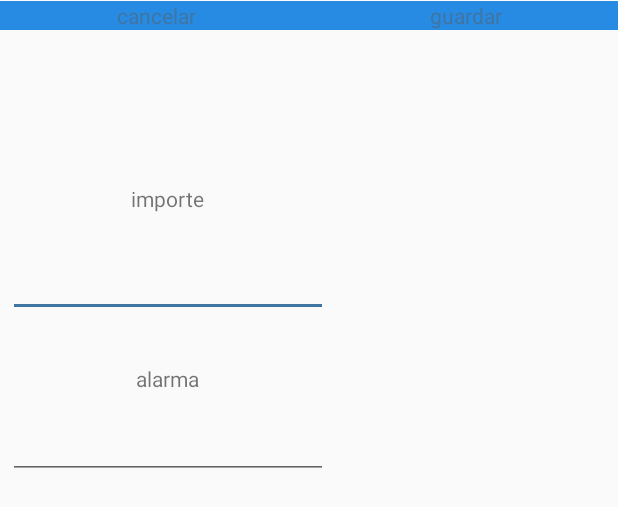
After one commit to elespejodetarkovsky/gestiongastos, an Android app: the layout activity_alta_alarma.xml on its own in the app's theme, with its tools: preview values and no code run, on a phone screen of 412 x 824 dp. The commit adds this screen. Shown: the top 507 px of the screen. Run offline under Robolectric (Android 15) with nearby library versions, the phone set to English and light mode, and no system bars.

Commit message:
continuar con las alarmas

```diff
--- a/app/src/main/AndroidManifest.xml
+++ b/app/src/main/AndroidManifest.xml
@@ -9,6 +9,7 @@
         android:roundIcon="@mipmap/ic_launcher_round"
         android:supportsRtl="true"
         android:theme="@style/AppTheme">
+        <activity android:name=".AltaAlarma"></activity>
         <activity android:name=".HomeActivity">
             <intent-filter>
                 <action android:name="android.intent.action.MAIN" />
@@ -18,7 +19,6 @@
         </activity>
         <activity android:name=".LogIn" />
         <activity android:name=".frmAltaTipoGasto" />
-        <activity android:name=".frmAltaGrupo" />
         <activity android:name=".frmAltaUsuario" />
     </application>
 
--- a/app/src/main/java/com/sxtsoft/gestiongastos/frmAltaGrupo.java
+++ b/app/src/main/java/com/sxtsoft/gestiongastos/AltaAlarma.java
@@ -1,14 +1,14 @@
 package com.sxtsoft.gestiongastos;
 
 import androidx.appcompat.app.AppCompatActivity;
+
 import android.os.Bundle;
 
-public class frmAltaGrupo extends AppCompatActivity {
+public class AltaAlarma extends AppCompatActivity {
 
     @Override
     protected void onCreate(Bundle savedInstanceState) {
         super.onCreate(savedInstanceState);
-        setContentView(R.layout.activity_frm_alta_grupo);
-
+        setContentView(R.layout.activity_alta_alarma);
     }
 }
--- a/app/src/main/java/com/sxtsoft/gestiongastos/Interfaces/GastoServices.java
+++ b/app/src/main/java/com/sxtsoft/gestiongastos/Interfaces/GastoServices.java
@@ -1,7 +1,6 @@
 package com.sxtsoft.gestiongastos.Interfaces;
 
 import com.sxtsoft.gestiongastos.model.Categoria;
-import com.sxtsoft.gestiongastos.model.Comercio;
 import com.sxtsoft.gestiongastos.model.Gasto;
 import com.sxtsoft.gestiongastos.model.Grupo;
 import com.sxtsoft.gestiongastos.model.TipoGasto;
@@ -18,7 +17,6 @@ public interface GastoServices extends CRUDServices<Gasto, Long>{
 
     public Gasto gastoById(Long codigo); //devuelvo un gasto por su código
 
-    public List<Gasto> gastosByCommerce(Comercio comercio); //devuelve los gastos realizados por comercio
 
     public List<Gasto> gastosByType(TipoGasto tipoGasto);
 
@@ -36,6 +34,8 @@ public interface GastoServices extends CRUDServices<Gasto, Long>{
 
     public double SumaGastosByCategoria(Categoria categoria);
 
+    public double sumaGastosMesTotal();
+
     public List<Gasto> gastoByMonthInAYear(String month, int year);
 
     public List<Gasto> gastoByMonthBetweenYears(String month, int year1, int year2);
--- /dev/null
+++ b/app/src/main/res/layout/activity_alta_alarma.xml
@@ -0,0 +1,148 @@
+<?xml version="1.0" encoding="utf-8"?>
+<androidx.constraintlayout.widget.ConstraintLayout xmlns:android="http://schemas.android.com/apk/res/android"
+    xmlns:app="http://schemas.android.com/apk/res-auto"
+    xmlns:tools="http://schemas.android.com/tools"
+    android:layout_width="match_parent"
+    android:layout_height="match_parent"
+    tools:context=".AltaAlarma">
+
+    <EditText
+        android:id="@+id/txtImporteAlarma"
+        android:layout_width="wrap_content"
+        android:layout_height="wrap_content"
+        android:layout_marginTop="24dp"
+        android:ems="10"
+        android:inputType="numberDecimal"
+        app:layout_constraintBottom_toTopOf="@+id/guideline35"
+        app:layout_constraintEnd_toEndOf="@+id/lblNombreAlarma"
+        app:layout_constraintStart_toStartOf="@+id/lblNombreAlarma"
+        app:layout_constraintTop_toBottomOf="@+id/lblImporteAlarma"
+        app:layout_constraintVertical_bias="0.0" />
+
+    <EditText
+        android:id="@+id/txtNomeAlarma"
+        android:layout_width="wrap_content"
+        android:layout_height="wrap_content"
+        android:layout_marginTop="12dp"
+        android:ems="10"
+        android:inputType="textPersonName"
+        app:layout_constraintBottom_toTopOf="@+id/guideline36"
+        app:layout_constraintEnd_toEndOf="@+id/recyclerView"
+        app:layout_constraintStart_toStartOf="@+id/recyclerView"
+        app:layout_constraintTop_toBottomOf="@+id/lblNombreAlarma"
+        app:layout_constraintVertical_bias="0.0" />
+
+    <LinearLayout
+        android:layout_width="0dp"
+        android:layout_height="wrap_content"
+        android:orientation="horizontal"
+        android:background="@color/colorPrimary"
+        app:layout_constraintBottom_toBottomOf="parent"
+        app:layout_constraintEnd_toEndOf="parent"
+        app:layout_constraintHorizontal_bias="0.333"
+        app:layout_constraintStart_toStartOf="parent"
+        app:layout_constraintTop_toTopOf="parent"
+        app:layout_constraintVertical_bias="0.001">
+
+        <TextView
+            android:id="@+id/lblCancelAltaAlarma"
+            android:layout_width="wrap_content"
+            android:layout_height="wrap_content"
+            android:layout_weight="1"
+            android:gravity="center_horizontal"
+            android:textColor="@color/colorAccent"
+            android:text="@string/cancelar" />
+
+        <TextView
+            android:id="@+id/lblGuardarAlarma"
+            android:layout_width="wrap_content"
+            android:layout_height="wrap_content"
+            android:layout_weight="1"
+            android:gravity="center_horizontal"
+            android:textColor="@color/colorAccent"
+            android:text="@string/guardar" />
+    </LinearLayout>
+
+    <TextView
+        android:id="@+id/lblImporteAlarma"
+        android:layout_width="wrap_content"
+        android:layout_height="wrap_content"
+        android:layout_marginTop="16dp"
+        android:text="@string/importe"
+        app:layout_constraintEnd_toEndOf="@+id/txtImporteAlarma"
+        app:layout_constraintStart_toStartOf="@+id/txtImporteAlarma"
+        app:layout_constraintTop_toTopOf="@+id/guideline34" />
+
+    <TextView
+        android:id="@+id/lblNombreAlarma"
+        android:layout_width="wrap_content"
+        android:layout_height="wrap_content"
+        android:layout_marginTop="12dp"
+        android:text="@string/lblAlarma"
+        app:layout_constraintEnd_toEndOf="@+id/txtNomeAlarma"
+        app:layout_constraintStart_toStartOf="@+id/txtNomeAlarma"
+        app:layout_constraintTop_toTopOf="@+id/guideline35" />
+
+    <androidx.constraintlayout.widget.Guideline
+        android:id="@+id/guideline35"
+        android:layout_width="wrap_content"
+        android:layout_height="wrap_content"
+        android:orientation="horizontal"
+        app:layout_constraintGuide_begin="231dp" />
+
+    <androidx.constraintlayout.widget.Guideline
+        android:id="@+id/guideline33"
+        android:layout_width="wrap_content"
+        android:layout_height="wrap_content"
+        android:orientation="horizontal"
+        app:layout_constraintGuide_begin="41dp" />
+
+    <androidx.constraintlayout.widget.Guideline
+        android:id="@+id/guideline34"
+        android:layout_width="wrap_content"
+        android:layout_height="wrap_content"
+        android:orientation="horizontal"
+        app:layout_constraintGuide_begin="107dp" />
+
+    <androidx.constraintlayout.widget.Guideline
+        android:id="@+id/guideline36"
+        android:layout_width="wrap_content"
+        android:layout_height="wrap_content"
+        android:orientation="horizontal"
+        app:layout_constraintGuide_begin="336dp" />
+
+    <androidx.constraintlayout.widget.Guideline
+        android:id="@+id/guideline38"
+        android:layout_width="wrap_content"
+        android:layout_height="wrap_content"
+        android:orientation="horizontal"
+        app:layout_constraintGuide_begin="524dp" />
+
+    <androidx.recyclerview.widget.RecyclerView
+        android:id="@+id/rvCicloMes"
+        android:layout_width="297dp"
+        android:layout_height="42dp"
+        app:layout_constraintBottom_toTopOf="@+id/guideline34"
+        app:layout_constraintEnd_toEndOf="@+id/lblImporteAlarma"
+        app:layout_constraintStart_toStartOf="@+id/lblImporteAlarma"
+        app:layout_constraintTop_toTopOf="@+id/guideline33" />
+
+    <androidx.recyclerview.widget.RecyclerView
+        android:id="@+id/recyclerView"
+        android:layout_width="260dp"
+        android:layout_height="58dp"
+        android:layout_marginTop="20dp"
+        app:layout_constraintEnd_toEndOf="@+id/recyclerView2"
+        app:layout_constraintStart_toStartOf="@+id/recyclerView2"
+        app:layout_constraintTop_toTopOf="@+id/guideline36" />
+
+    <androidx.recyclerview.widget.RecyclerView
+        android:id="@+id/recyclerView2"
+        android:layout_width="223dp"
+        android:layout_height="59dp"
+        app:layout_constraintBottom_toTopOf="@+id/guideline38"
+        app:layout_constraintTop_toBottomOf="@+id/recyclerView"
+        app:layout_constraintVertical_bias="0.509"
+        tools:layout_editor_absoluteX="68dp" />
+
+</androidx.constraintlayout.widget.ConstraintLayout>
--- a/app/src/main/res/layout/fragment_alta_gasto.xml
+++ b/app/src/main/res/layout/fragment_alta_gasto.xml
@@ -128,14 +128,14 @@
             android:layout_height="wrap_content"
             android:layout_marginTop="28dp"
             android:text="TextView"
-            app:layout_constraintBottom_toTopOf="@+id/txtGastoTotalUser"
+            app:layout_constraintBottom_toTopOf="@+id/txtInfoGastos"
             app:layout_constraintEnd_toEndOf="parent"
             app:layout_constraintStart_toStartOf="@+id/guideline32"
             app:layout_constraintTop_toTopOf="@+id/guideline19"
             app:layout_constraintVertical_bias="0.017" />
 
         <TextView
-            android:id="@+id/txtGastoTotalUser"
+            android:id="@+id/txtInfoGastos"
             android:layout_width="wrap_content"
             android:layout_height="wrap_content"
             android:layout_marginBottom="28dp"
--- a/app/src/main/res/values/strings.xml
+++ b/app/src/main/res/values/strings.xml
@@ -34,9 +34,9 @@
 
     <!--    Variables del Bottom Nav-->
     <string name="title_home">Gastos</string>
-<!--    <string name="title_dashboard">Dashboard</string>-->
-<!--    <string name="title_notifications">Notifications</string>-->
-<!--    <string name="title_profile">Profile</string>-->
+    <!--    <string name="title_dashboard">Dashboard</string>-->
+    <!--    <string name="title_notifications">Notifications</string>-->
+    <!--    <string name="title_profile">Profile</string>-->
     <string name="title_dashboard">Graficas</string>
     <string name="title_notifications">Notificaciones</string>
     <string name="title_profile">Settings</string>
@@ -44,5 +44,9 @@
 
     <!-- TODO: Remove or change this placeholder text -->
     <string name="hello_blank_fragment">Hello blank fragment</string>
+    <string name="cancelar">cancelar</string>
+    <string name="guardar">guardar</string>
+    <string name="importe">importe</string>
+    <string name="lblAlarma">alarma</string>
 
 </resources>
```
Also changed, not shown: app/src/main/java/com/sxtsoft/gestiongastos/Interfaces/AlarmaServices.java (added, +9 -0 lines), app/src/main/java/com/sxtsoft/gestiongastos/Interfaces/ComercioServices.java (deleted, +0 -11 lines), app/src/main/java/com/sxtsoft/gestiongastos/Interfaces/impl/GastoServicesImpl.java (+5 -5 lines), app/src/main/java/com/sxtsoft/gestiongastos/database/DataBaseHelperGasto.java (+45 -0 lines), app/src/main/java/com/sxtsoft/gestiongastos/fragments/AltaGastoFragment.java (+13 -0 lines), app/src/main/java/com/sxtsoft/gestiongastos/model/Alarma.java (+85 -2 lines), app/src/main/java/com/sxtsoft/gestiongastos/model/Comercio.java (deleted, +0 -74 lines), app/src/main/res/layout/activity_frm_alta_grupo.xml (deleted, +0 -9 lines).
